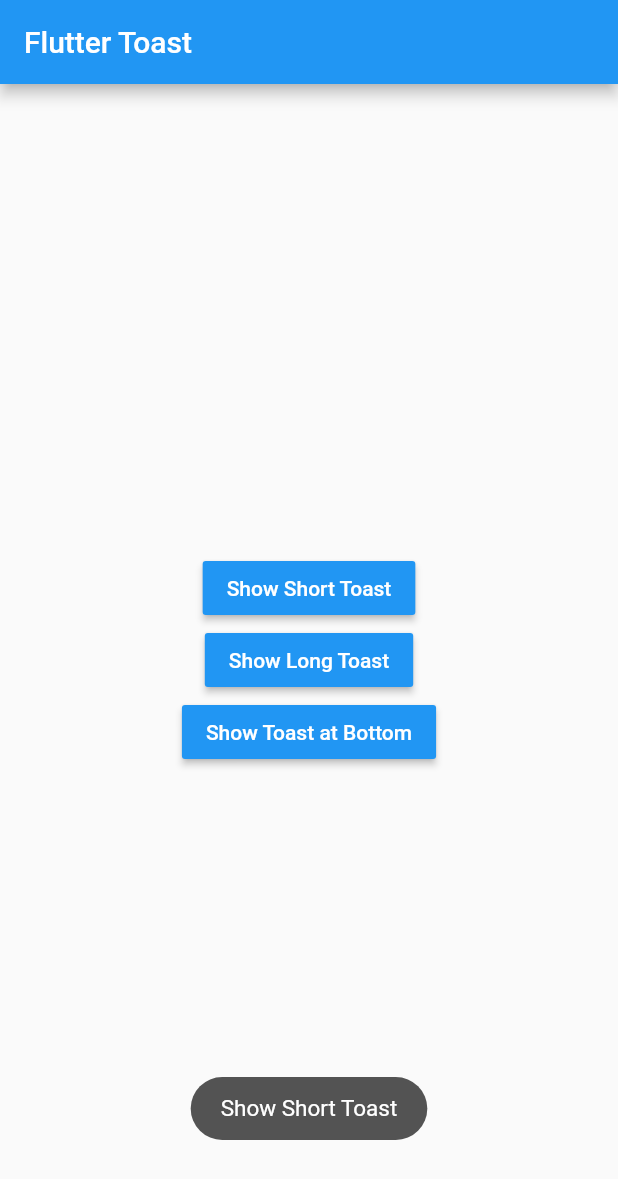
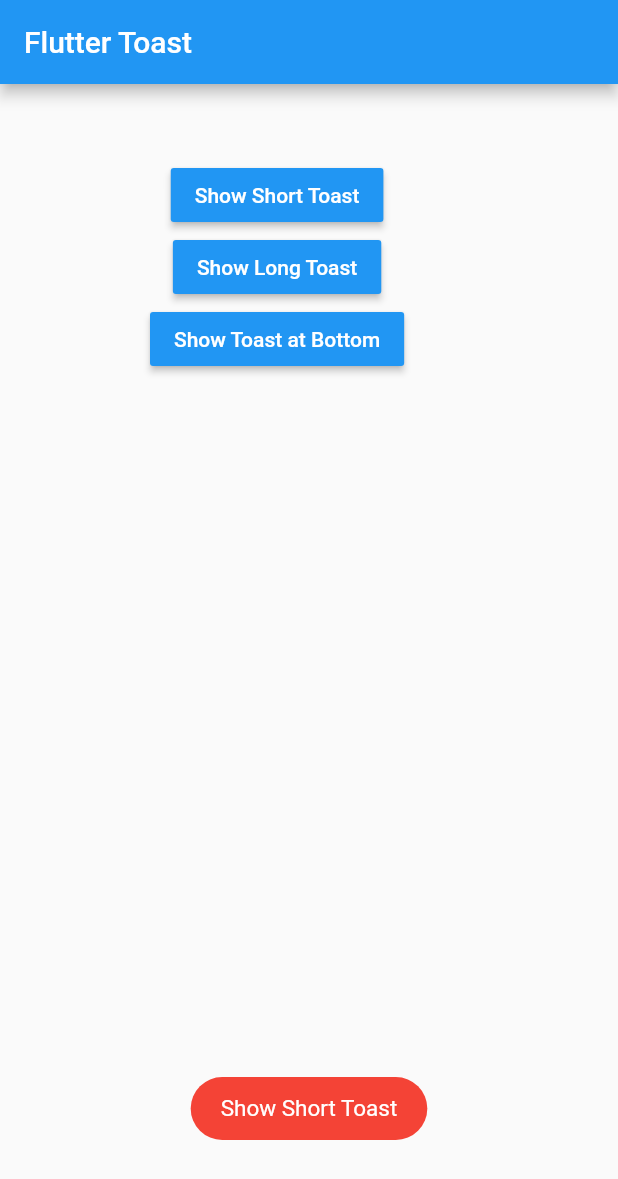
Before and after one commit to madhukesh048/Flutter-Toast, a Flutter app: the screen it shows after launch, after a tap on "Show Short Toast", on a phone screen of 412 x 824 dp. Shown: the top 1179 px of the screen. Run offline on Flutter 3.47's test engine with Material 2 defaults, Android fonts, the phone set to English and light mode, and no system bars; our stand-ins replace toast.

Commit message:
added color and border radius

```diff
--- a/lib/fluttertoast.dart
+++ b/lib/fluttertoast.dart
@@ -13,9 +13,9 @@ class _FlutterToastState extends State<FlutterToast> {
       appBar: AppBar(
         title: Text("Flutter Toast"),
       ),
-      body: Center(
+      body: Padding(
+        padding: const EdgeInsets.symmetric(horizontal: 100,vertical: 50),
         child: Column(
-          mainAxisAlignment: MainAxisAlignment.center,
           children: <Widget>[
             RaisedButton(
               onPressed: () => showToast("Show Short Toast"),
@@ -50,6 +50,6 @@ class _FlutterToastState extends State<FlutterToast> {
   }
 
   void showToast(String msg, {int duration, int gravity}) {
-    Toast.show(msg, context, duration: duration, gravity: gravity);
+    Toast.show(msg, context, duration: duration, gravity: gravity,backgroundColor: Colors.red,backgroundRadius: 10);
   }
 }
```
